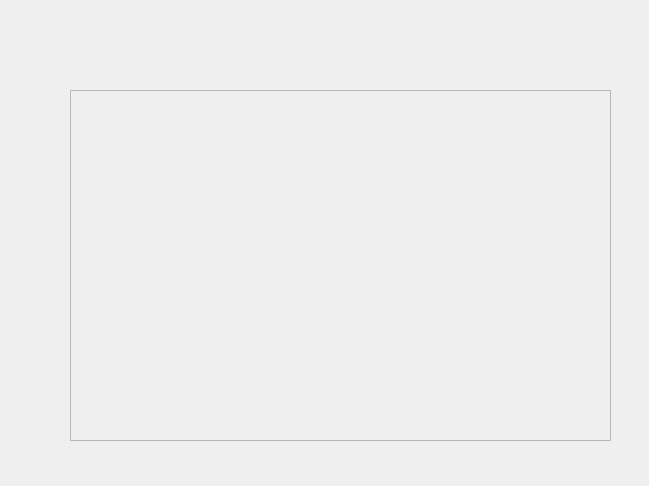
Old version of the form inputmanager.ui in the repository ahmed-agiza/Jupiter.
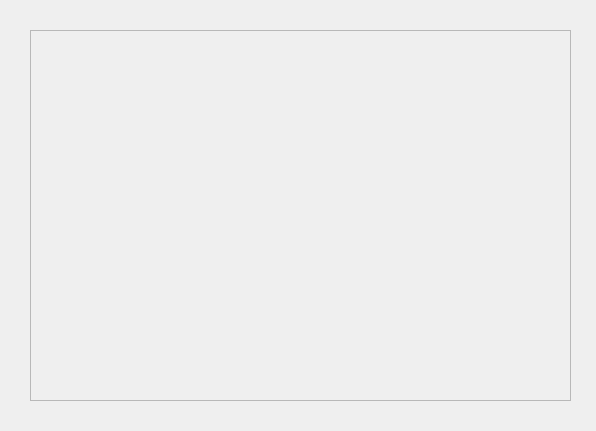
New version of the form. Icons and pictures are not drawn.

```diff
--- a/inputmanager.ui
+++ b/inputmanager.ui
@@ -6,8 +6,8 @@
    <rect>
     <x>0</x>
     <y>0</y>
-    <width>649</width>
-    <height>486</height>
+    <width>596</width>
+    <height>431</height>
    </rect>
   </property>
   <property name="windowTitle">
@@ -19,10 +19,10 @@
   <widget class="QFrame" name="frame">
    <property name="geometry">
     <rect>
-     <x>70</x>
-     <y>90</y>
+     <x>30</x>
+     <y>30</y>
      <width>541</width>
-     <height>351</height>
+     <height>371</height>
     </rect>
    </property>
    <property name="styleSheet">
```
